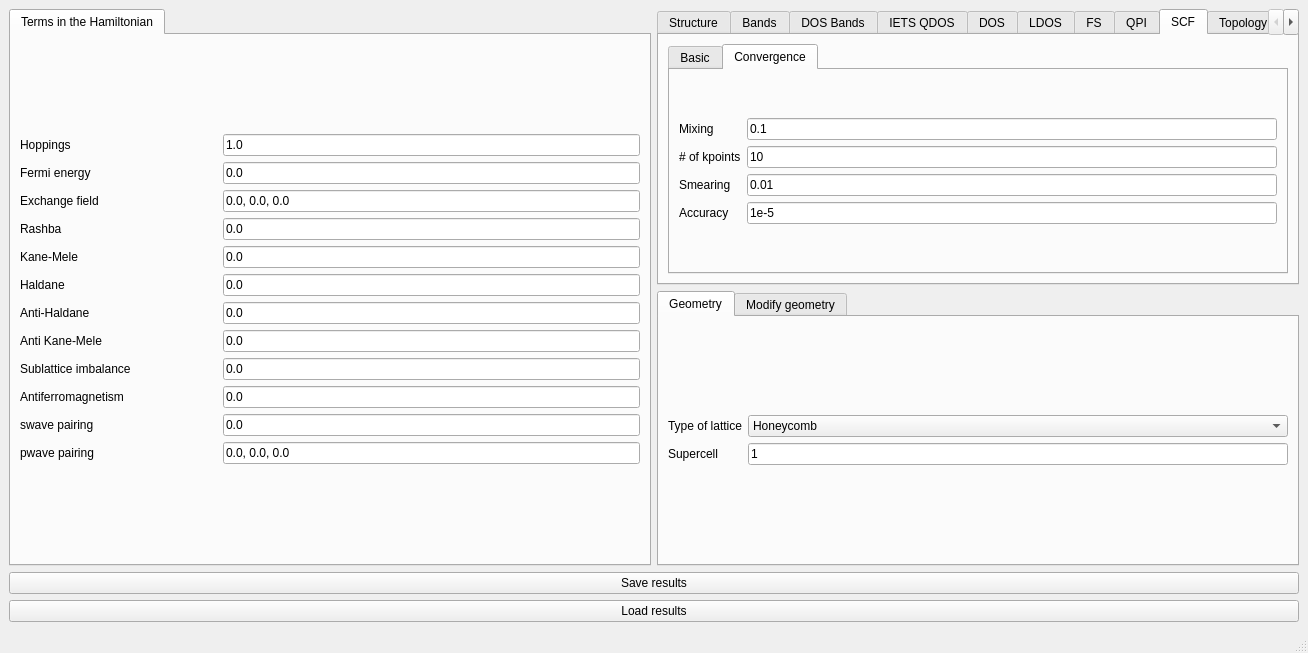
joselado/quantum-lattice, file interface-pyqt/2d/interface.ui: the form before one commit.
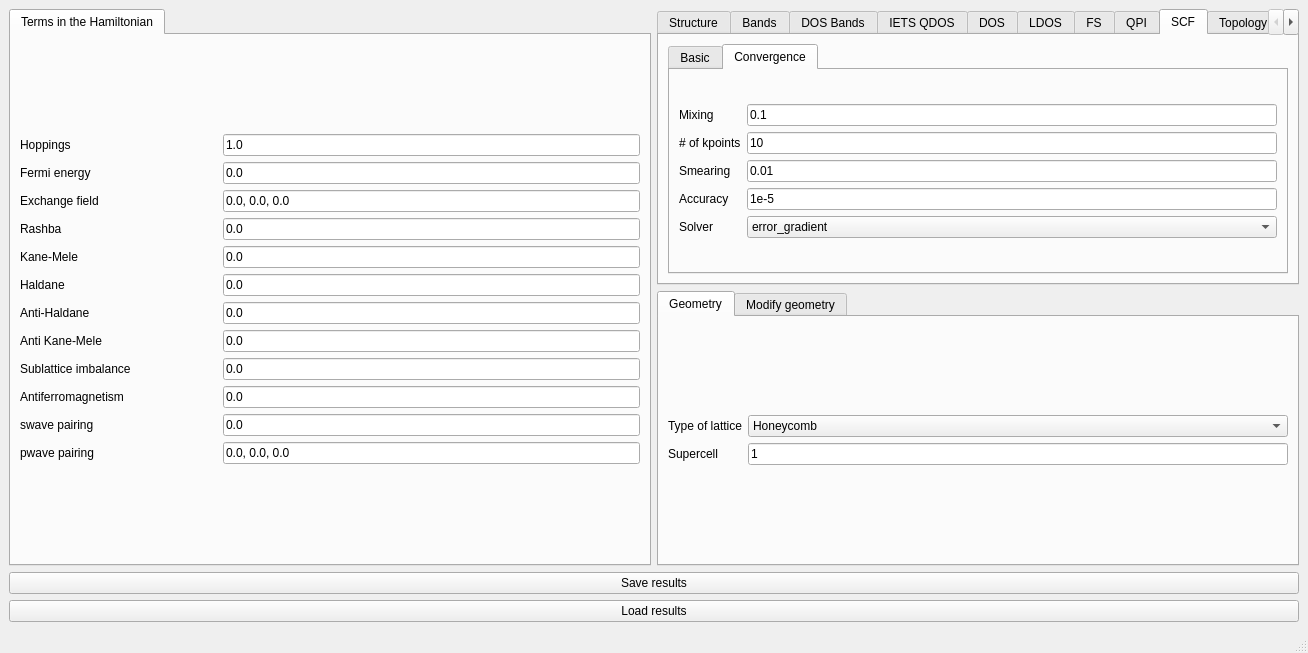
The form after the commit. The open tabs and pages were chosen to show the change. Custom widgets are drawn as their Qt base class.

Commit message:
Add SCF solver dropdown (error_gradient/linear_mixing)
Adds a "Solver" combobox to the Convergence sub-tab of every SCF-capable
mode, letting the user pick which use_jax=True algorithm VJinteraction/
Vinteraction uses to converge the mean field, defaulting to
error_gradient. Falls back to the existing plain-mixing behavior for a
BdG (pairing) Hamiltonian or when jax isn't installed - install.py now
best-effort installs jax alongside pyvista.

Claude-Session: https://claude.ai/code/session_012fL8wwuicuNy2k5fzsptqR

What changed in the file:
```diff
--- a/interface-pyqt/2d/interface.ui
+++ b/interface-pyqt/2d/interface.ui
@@ -1315,6 +1315,30 @@
                 </property>
                </widget>
               </item>
+              <item row="4" column="0">
+               <widget class="BodyLabel" name="label_scf_solver">
+                <property name="text">
+                 <string>Solver</string>
+                </property>
+               </widget>
+              </item>
+              <item row="4" column="1">
+               <widget class="ComboBox" name="scf_solver">
+                <property name="toolTip">
+                 <string>Iterative algorithm used to converge the self-consistent mean field (requires the optional jax extra; falls back to the default plain-mixing solver for a Hamiltonian with superconducting pairing)</string>
+                </property>
+                <item>
+                 <property name="text">
+                  <string>error_gradient</string>
+                 </property>
+                </item>
+                <item>
+                 <property name="text">
+                  <string>linear_mixing</string>
+                 </property>
+                </item>
+               </widget>
+              </item>
              </layout>
             </item>
            </layout>
```
The commit also changes 22 other files.
